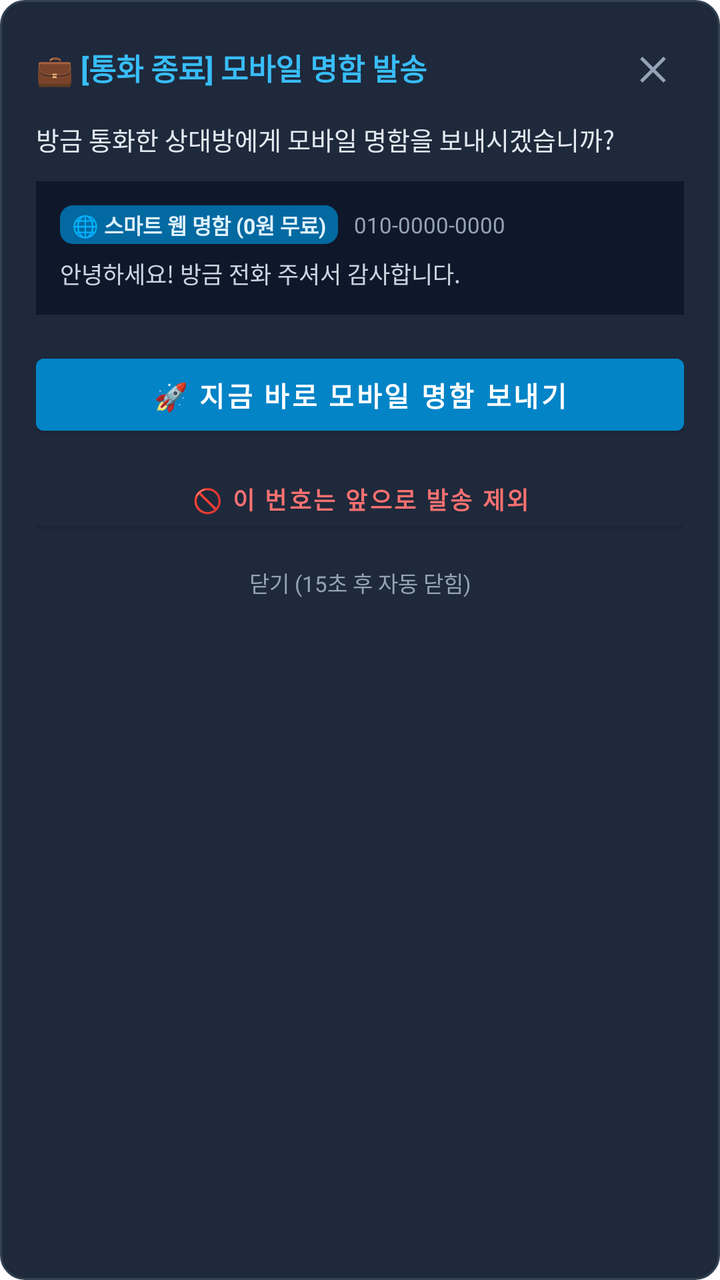
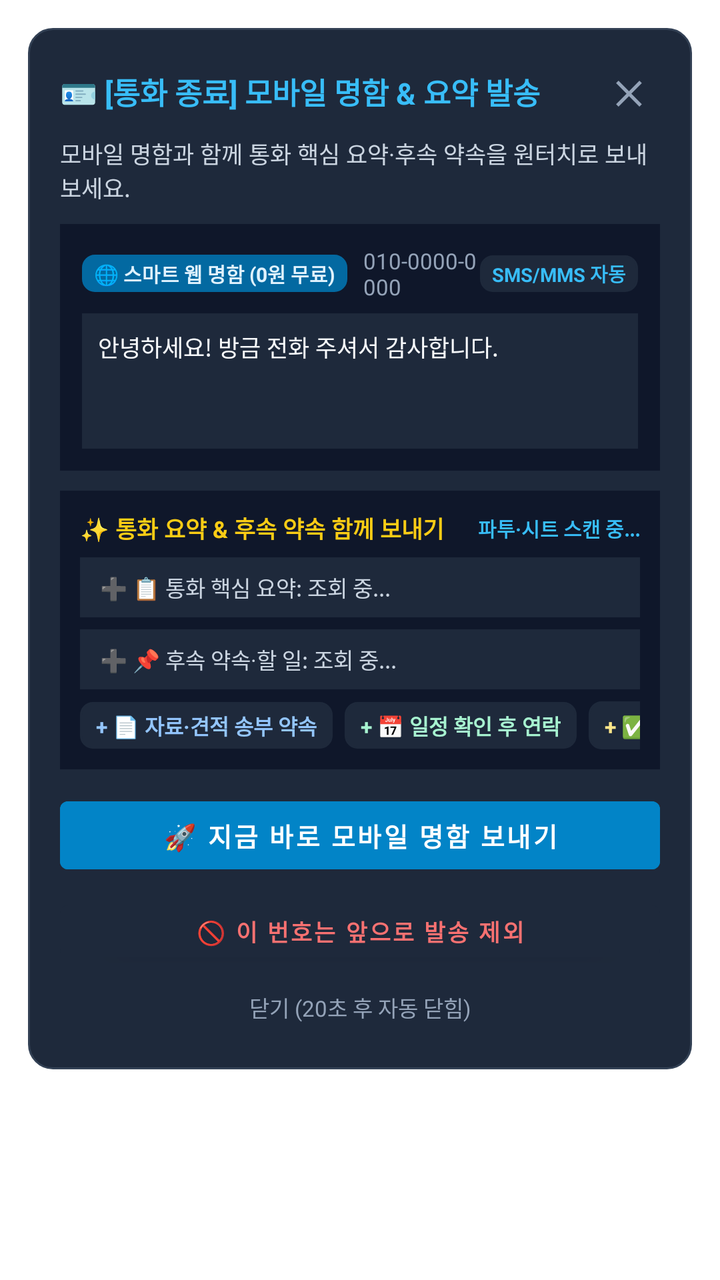

The first picture is an Android layout as it rendered before a commit; the second is the same layout after the commit. The layout source and the unified diff follow.
<!-- AndroidManifest.xml: application theme Theme.SheetBotDepositAgent -->
<!-- res/layout/dialog_call_ended_prompt.xml -->
<?xml version="1.0" encoding="utf-8"?>
<LinearLayout xmlns:android="http://schemas.android.com/apk/res/android"
    android:layout_width="match_parent"
    android:layout_height="wrap_content"
    android:orientation="vertical"
    android:background="@drawable/bg_card_scenario"
    android:padding="18dp"
    android:layout_gravity="center"
    android:layout_margin="20dp">

    
    <LinearLayout
        android:layout_width="match_parent"
        android:layout_height="wrap_content"
        android:orientation="horizontal"
        android:gravity="center_vertical"
        android:layout_marginBottom="10dp">

        <TextView
            android:id="@+id/tvDialogTitle"
            android:layout_width="0dp"
            android:layout_height="wrap_content"
            android:layout_weight="1"
            android:text="💼 [통화 종료] 모바일 명함 발송"
            android:textColor="#38BDF8"
            android:textSize="15sp"
            android:textStyle="bold" />

        <TextView
            android:id="@+id/btnDialogCloseTop"
            android:layout_width="32dp"
            android:layout_height="32dp"
            android:gravity="center"
            android:text="✕"
            android:textColor="#94A3B8"
            android:textSize="16sp"
            android:textStyle="bold"
            android:background="?android:attr/selectableItemBackgroundBorderless" />
    </LinearLayout>

    <TextView
        android:id="@+id/tvDialogSubtitle"
        android:layout_width="match_parent"
        android:layout_height="wrap_content"
        android:text="방금 통화한 상대방에게 모바일 명함을 보내시겠습니까?"
        android:textColor="#E2E8F0"
        android:textSize="12.5sp"
        android:layout_marginBottom="12dp" />

    
    <LinearLayout
        android:layout_width="match_parent"
        android:layout_height="wrap_content"
        android:orientation="vertical"
        android:background="#0F172A"
        android:padding="12dp"
        android:layout_marginBottom="16dp">

        <LinearLayout
            android:layout_width="match_parent"
            android:layout_height="wrap_content"
            android:orientation="horizontal"
            android:gravity="center_vertical"
            android:layout_marginBottom="6dp">

            <TextView
                android:id="@+id/tvSendModeBadge"
                android:layout_width="wrap_content"
                android:layout_height="wrap_content"
                android:background="@drawable/bg_badge_version"
                android:backgroundTint="#0369A1"
                android:paddingHorizontal="6dp"
                android:paddingVertical="2dp"
                android:text="🌐 스마트 웹 명함 (0원 무료)"
                android:textColor="#E0F2FE"
                android:textSize="10.5sp"
                android:textStyle="bold" />

            <TextView
                android:id="@+id/tvRecipientPhone"
                android:layout_width="wrap_content"
                android:layout_height="wrap_content"
                android:textColor="#94A3B8"
                android:textSize="11sp"
                android:layout_marginStart="8dp"
                android:text="010-0000-0000" />
        </LinearLayout>

        <TextView
            android:id="@+id/tvMessagePreview"
            android:layout_width="match_parent"
            android:layout_height="wrap_content"
            android:textColor="#CBD5E1"
            android:textSize="11.5sp"
            android:maxLines="4"
            android:ellipsize="end"
            android:text="안녕하세요! 방금 전화 주셔서 감사합니다." />

        <ImageView
            android:id="@+id/ivDialogImagePreview"
            android:layout_width="match_parent"
            android:layout_height="110dp"
            android:scaleType="fitCenter"
            android:background="#1E293B"
            android:visibility="gone"
            android:layout_marginTop="8dp" />
    </LinearLayout>

    
    <LinearLayout
        android:id="@+id/llCustomerTaskContainer"
        android:layout_width="match_parent"
        android:layout_height="wrap_content"
        android:orientation="vertical"
        android:background="#1E293B"
        android:padding="10dp"
        android:layout_marginBottom="12dp"
        android:visibility="gone">

        <LinearLayout
            android:layout_width="match_parent"
            android:layout_height="wrap_content"
            android:orientation="horizontal"
            android:gravity="center_vertical"
            android:layout_marginBottom="4dp">

            <TextView
                android:layout_width="0dp"
                android:layout_height="wrap_content"
                android:layout_weight="1"
                android:text="📌 이 고객과 진행 중인 할 일"
                android:textColor="#34D399"
                android:textSize="11sp"
                android:textStyle="bold" />

            <TextView
                android:id="@+id/btnMarkTaskDone"
                android:layout_width="wrap_content"
                android:layout_height="wrap_content"
                android:text="✓ 완료 처리"
                android:textColor="#10B981"
                android:textSize="10.5sp"
                android:textStyle="bold"
                android:background="?android:attr/selectableItemBackground"
                android:padding="4dp" />
        </LinearLayout>

        <TextView
            android:id="@+id/tvCallEndedTaskTitle"
            android:layout_width="match_parent"
            android:layout_height="wrap_content"
            android:textColor="#F1F5F9"
            android:textSize="11.5sp"
            android:text="진행 중인 할 일이 있습니다." />
    </LinearLayout>

    
    <Button
        android:id="@+id/btnSendBusinessCardNow"
        android:layout_width="match_parent"
        android:layout_height="48dp"
        android:backgroundTint="#0284C7"
        android:text="🚀 지금 바로 모바일 명함 보내기"
        android:textColor="#FFFFFF"
        android:textSize="13.5sp"
        android:textStyle="bold"
        android:layout_marginBottom="8dp" />

    
    <Button
        android:id="@+id/btnExcludeThisNumber"
        android:layout_width="match_parent"
        android:layout_height="40dp"
        android:backgroundTint="#1E293B"
        android:text="🚫 이 번호는 앞으로 발송 제외"
        android:textColor="#F87171"
        android:textSize="12sp"
        android:textStyle="bold"
        android:layout_marginBottom="6dp" />

    
    <TextView
        android:id="@+id/tvAutoCloseTimer"
        android:layout_width="match_parent"
        android:layout_height="32dp"
        android:gravity="center"
        android:text="닫기 (15초 후 자동 닫힘)"
        android:textColor="#94A3B8"
        android:textSize="11sp"
        android:background="?android:attr/selectableItemBackground" />

</LinearLayout>
<!-- resources referenced by this layout -->
<resources>
  <!-- drawable bg_badge_version (drawable) -->
  <?xml version="1.0" encoding="utf-8"?>
  <shape xmlns:android="http://schemas.android.com/apk/res/android"
      android:shape="rectangle">
      <corners android:radius="6dp" />
      <solid android:color="#064E3B" />
      <stroke android:width="1dp" android:color="#059669" />
  </shape>
  <!-- drawable bg_card_scenario (drawable) -->
  <?xml version="1.0" encoding="utf-8"?>
  <shape xmlns:android="http://schemas.android.com/apk/res/android"
      android:shape="rectangle">
      <corners android:radius="12dp" />
      <solid android:color="#1E293B" />
      <stroke android:width="1dp" android:color="#334155" />
  </shape>
  <style name="Theme.SheetBotDepositAgent" parent="Theme.MaterialComponents.DayNight.NoActionBar">
          <item name="colorPrimary">@color/purple_500</item>
          <item name="colorPrimaryVariant">@color/purple_700</item>
          <item name="colorOnPrimary">@color/white</item>
          <item name="colorSecondary">@color/teal_200</item>
          <item name="colorSecondaryVariant">@color/teal_700</item>
          <item name="colorOnSecondary">@color/black</item>
          <item name="android:statusBarColor">#0F172A</item>
      </style>
  <color name="purple_500">#4F46E5</color>
  <color name="purple_700">#4338CA</color>
  <color name="white">#FFFFFFFF</color>
  <color name="teal_200">#10B981</color>
  <color name="teal_700">#059669</color>
  <color name="black">#000000</color>
</resources>

<!-- the commit's change to res/layout/dialog_call_ended_prompt.xml (unified diff, before → after) -->
@@ -1,61 +1,19 @@
 <?xml version="1.0" encoding="utf-8"?>
-<LinearLayout xmlns:android="http://schemas.android.com/apk/res/android"
+<ScrollView xmlns:android="http://schemas.android.com/apk/res/android"
     android:layout_width="match_parent"
     android:layout_height="wrap_content"
-    android:orientation="vertical"
-    android:background="@drawable/bg_card_scenario"
-    android:padding="18dp"
     android:layout_gravity="center"
-    android:layout_margin="20dp">
-
-    
-    <LinearLayout
-        android:layout_width="match_parent"
-        android:layout_height="wrap_content"
-        android:orientation="horizontal"
-        android:gravity="center_vertical"
-        android:layout_marginBottom="10dp">
-
-        <TextView
-            android:id="@+id/tvDialogTitle"
-            android:layout_width="0dp"
-            android:layout_height="wrap_content"
-            android:layout_weight="1"
-            android:text="💼 [통화 종료] 모바일 명함 발송"
-            android:textColor="#38BDF8"
-            android:textSize="15sp"
-            android:textStyle="bold" />
-
-        <TextView
-            android:id="@+id/btnDialogCloseTop"
-            android:layout_width="32dp"
-            android:layout_height="32dp"
-            android:gravity="center"
-            android:text="✕"
-            android:textColor="#94A3B8"
-            android:textSize="16sp"
-            android:textStyle="bold"
-            android:background="?android:attr/selectableItemBackgroundBorderless" />
-    </LinearLayout>
-
-    <TextView
-        android:id="@+id/tvDialogSubtitle"
-        android:layout_width="match_parent"
-        android:layout_height="wrap_content"
-        android:text="방금 통화한 상대방에게 모바일 명함을 보내시겠습니까?"
-        android:textColor="#E2E8F0"
-        android:textSize="12.5sp"
-        android:layout_marginBottom="12dp" />
-
-    
+    android:scrollbars="none">
+
     <LinearLayout
         android:layout_width="match_parent"
         android:layout_height="wrap_content"
         android:orientation="vertical"
-        android:background="#0F172A"
-        android:padding="12dp"
-        android:layout_marginBottom="16dp">
-
+        android:background="@drawable/bg_card_scenario"
+        android:padding="16dp"
+        android:layout_margin="14dp">
+
+        
         <LinearLayout
             android:layout_width="match_parent"
             android:layout_height="wrap_content"
@@ -64,129 +22,320 @@
             android:layout_marginBottom="6dp">
 
             <TextView
-                android:id="@+id/tvSendModeBadge"
-                android:layout_width="wrap_content"
-                android:layout_height="wrap_content"
-                android:background="@drawable/bg_badge_version"
-                android:backgroundTint="#0369A1"
-                android:paddingHorizontal="6dp"
-                android:paddingVertical="2dp"
-                android:text="🌐 스마트 웹 명함 (0원 무료)"
-                android:textColor="#E0F2FE"
-                android:textSize="10.5sp"
+                android:id="@+id/tvDialogTitle"
+                android:layout_width="0dp"
+                android:layout_height="wrap_content"
+                android:layout_weight="1"
+                android:text="🪪 [통화 종료] 모바일 명함 &amp; 요약 발송"
+                android:textColor="#38BDF8"
+                android:textSize="15sp"
                 android:textStyle="bold" />
 
             <TextView
-                android:id="@+id/tvRecipientPhone"
-                android:layout_width="wrap_content"
-                android:layout_height="wrap_content"
+                android:id="@+id/btnDialogCloseTop"
+                android:layout_width="32dp"
+                android:layout_height="32dp"
+                android:gravity="center"
+                android:text="✕"
                 android:textColor="#94A3B8"
-                android:textSize="11sp"
-                android:layout_marginStart="8dp"
-                android:text="010-0000-0000" />
+                android:textSize="16sp"
+                android:textStyle="bold"
+                android:background="?android:attr/selectableItemBackgroundBorderless" />
         </LinearLayout>
 
         <TextView
-            android:id="@+id/tvMessagePreview"
-            android:layout_width="match_parent"
-            android:layout_height="wrap_content"
+            android:id="@+id/tvDialogSubtitle"
+            android:layout_width="match_parent"
+            android:layout_height="wrap_content"
+            android:text="모바일 명함과 함께 통화 핵심 요약·후속 약속을 원터치로 보내보세요."
             android:textColor="#CBD5E1"
             android:textSize="11.5sp"
-            android:maxLines="4"
-            android:ellipsize="end"
-            android:text="안녕하세요! 방금 전화 주셔서 감사합니다." />
-
-        <ImageView
-            android:id="@+id/ivDialogImagePreview"
-            android:layout_width="match_parent"
-            android:layout_height="110dp"
-            android:scaleType="fitCenter"
+            android:layout_marginBottom="10dp" />
+
+        
+        <LinearLayout
+            android:layout_width="match_parent"
+            android:layout_height="wrap_content"
+            android:orientation="vertical"
+            android:background="#0F172A"
+            android:padding="11dp"
+            android:layout_marginBottom="10dp">
+
+            <LinearLayout
+                android:layout_width="match_parent"
+                android:layout_height="wrap_content"
+                android:orientation="horizontal"
+                android:gravity="center_vertical"
+                android:layout_marginBottom="6dp">
+
+                <TextView
+                    android:id="@+id/tvSendModeBadge"
+                    android:layout_width="wrap_content"
+                    android:layout_height="wrap_content"
+                    android:background="@drawable/bg_badge_version"
+                    android:backgroundTint="#0369A1"
+                    android:paddingHorizontal="6dp"
+                    android:paddingVertical="2dp"
+                    android:text="🌐 스마트 웹 명함 (0원 무료)"
+                    android:textColor="#E0F2FE"
+                    android:textSize="10sp"
+                    android:textStyle="bold" />
+
+                <TextView
+                    android:id="@+id/tvRecipientPhone"
+                    android:layout_width="0dp"
+                    android:layout_height="wrap_content"
+                    android:layout_weight="1"
+                    android:textColor="#94A3B8"
+                    android:textSize="11sp"
+                    android:layout_marginStart="8dp"
+                    android:text="010-0000-0000" />
+
+                <TextView
+                    android:id="@+id/tvByteModeBadge"
+                    android:layout_width="wrap_content"
+                    android:layout_height="wrap_content"
+                    android:background="@drawable/bg_badge_version"
+                    android:backgroundTint="#1E293B"
+                    android:paddingHorizontal="6dp"
+                    android:paddingVertical="2dp"
+                    android:text="SMS/MMS 자동"
+                    android:textColor="#38BDF8"
+                    android:textSize="9.5sp"
+                    android:textStyle="bold" />
+            </LinearLayout>
+
+            <EditText
+                android:id="@+id/tvMessagePreview"
+                android:layout_width="match_parent"
+                android:layout_height="wrap_content"
+                android:minLines="3"
+                android:maxLines="8"
+                android:gravity="top|start"
+                android:background="#1E293B"
+                android:padding="8dp"
+                android:textColor="#F8FAFC"
+                android:textColorHint="#64748B"
+                android:textSize="11.5sp"
+                android:lineSpacingExtra="2dp"
+                android:inputType="textMultiLine"
+                android:scrollbars="vertical"
+                android:hint="발송할 명함 및 통화 요약/약속 문구를 자유롭게 수정할 수 있습니다."
+                android:text="안녕하세요! 방금 전화 주셔서 감사합니다." />
+
+            <ImageView
+                android:id="@+id/ivDialogImagePreview"
+                android:layout_width="match_parent"
+                android:layout_height="96dp"
+                android:scaleType="fitCenter"
+                android:background="#1E293B"
+                android:visibility="gone"
+                android:layout_marginTop="8dp" />
+        </LinearLayout>
+
+        
+        <LinearLayout
+            android:id="@+id/llSmartAttachContainer"
+            android:layout_width="match_parent"
+            android:layout_height="wrap_content"
+            android:orientation="vertical"
+            android:background="#0F172A"
+            android:padding="10dp"
+            android:layout_marginBottom="10dp">
+
+            <LinearLayout
+                android:layout_width="match_parent"
+                android:layout_height="wrap_content"
+                android:orientation="horizontal"
+                android:gravity="center_vertical"
+                android:layout_marginBottom="6dp">
+
+                <TextView
+                    android:layout_width="0dp"
+                    android:layout_height="wrap_content"
+                    android:layout_weight="1"
+                    android:text="✨ 통화 요약 &amp; 후속 약속 함께 보내기"
+                    android:textColor="#FACC15"
+                    android:textSize="11.5sp"
+                    android:textStyle="bold" />
+
+                <TextView
+                    android:id="@+id/tvCallSummarySyncStatus"
+                    android:layout_width="wrap_content"
+                    android:layout_height="wrap_content"
+                    android:text="파투·시트 스캔 중..."
+                    android:textColor="#38BDF8"
+                    android:textSize="10sp"
+                    android:textStyle="bold" />
+            </LinearLayout>
+
+            
+            <TextView
+                android:id="@+id/btnToggleAttachSummary"
+                android:layout_width="match_parent"
+                android:layout_height="wrap_content"
+                android:background="#1E293B"
+                android:paddingHorizontal="10dp"
+                android:paddingVertical="7dp"
+                android:text="➕ 📋 통화 핵심 요약: 조회 중..."
+                android:textColor="#CBD5E1"
+                android:textSize="11sp"
+                android:maxLines="2"
+                android:ellipsize="end"
+                android:layout_marginBottom="6dp" />
+
+            
+            <TextView
+                android:id="@+id/btnToggleAttachAction"
+                android:layout_width="match_parent"
+                android:layout_height="wrap_content"
+                android:background="#1E293B"
+                android:paddingHorizontal="10dp"
+                android:paddingVertical="7dp"
+                android:text="➕ 📌 후속 약속·할 일: 조회 중..."
+                android:textColor="#CBD5E1"
+                android:textSize="11sp"
+                android:maxLines="2"
+                android:ellipsize="end"
+                android:layout_marginBottom="6dp" />
+
+            
+            <HorizontalScrollView
+                android:layout_width="match_parent"
+                android:layout_height="wrap_content"
+                android:scrollbars="none">
+
+                <LinearLayout
+                    android:layout_width="wrap_content"
+                    android:layout_height="wrap_content"
+                    android:orientation="horizontal">
+
+                    <TextView
+                        android:id="@+id/chipPromiseQuote"
+                        android:layout_width="wrap_content"
+                        android:layout_height="wrap_content"
+                        android:background="@drawable/bg_badge_version"
+                        android:backgroundTint="#1E293B"
+                        android:paddingHorizontal="8dp"
+                        android:paddingVertical="4dp"
+                        android:text="+ 📄 자료·견적 송부 약속"
+                        android:textColor="#93C5FD"
+                        android:textSize="10.5sp"
+                        android:textStyle="bold"
+                        android:layout_marginEnd="6dp" />
+
+                    <TextView
+                        android:id="@+id/chipPromiseSchedule"
+                        android:layout_width="wrap_content"
+                        android:layout_height="wrap_content"
+                        android:background="@drawable/bg_badge_version"
+                        android:backgroundTint="#1E293B"
+                        android:paddingHorizontal="8dp"
+                        android:paddingVertical="4dp"
+                        android:text="+ 📅 일정 확인 후 연락"
+                        android:textColor="#A7F3D0"
+                        android:textSize="10.5sp"
+                        android:textStyle="bold"
+                        android:layout_marginEnd="6dp" />
+
+                    <TextView
+                        android:id="@+id/chipPromiseReview"
+                        android:layout_width="wrap_content"
+                        android:layout_height="wrap_content"
+                        android:background="@drawable/bg_badge_version"
+                        android:backgroundTint="#1E293B"
+                        android:paddingHorizontal="8dp"
+                        android:paddingVertical="4dp"
+                        android:text="+ ✅ 검토 후 빠른 회신"
+                        android:textColor="#FDE68A"
+                        android:textSize="10.5sp"
+                        android:textStyle="bold" />
+                </LinearLayout>
+            </HorizontalScrollView>
+        </LinearLayout>
+
+        
+        <LinearLayout
+            android:id="@+id/llCustomerTaskContainer"
+            android:layout_width="match_parent"
+            android:layout_height="wrap_content"
+            android:orientation="vertical"
             android:background="#1E293B"
-            android:visibility="gone"
-            android:layout_marginTop="8dp" />
+            android:padding="10dp"
+            android:layout_marginBottom="10dp"
+            android:visibility="gone">
+
+            <LinearLayout
+                android:layout_width="match_parent"
+                android:layout_height="wrap_content"
+                android:orientation="horizontal"
+                android:gravity="center_vertical"
+                android:layout_marginBottom="4dp">
+
+                <TextView
+                    android:layout_width="0dp"
+                    android:layout_height="wrap_content"
+                    android:layout_weight="1"
+                    android:text="📌 이 고객과 진행 중인 할 일"
+                    android:textColor="#34D399"
+                    android:textSize="11sp"
+                    android:textStyle="bold" />
+
+                <TextView
+                    android:id="@+id/btnMarkTaskDone"
+                    android:layout_width="wrap_content"
+                    android:layout_height="wrap_content"
+                    android:text="✓ 완료 처리"
+                    android:textColor="#10B981"
+                    android:textSize="10.5sp"
+                    android:textStyle="bold"
+                    android:background="?android:attr/selectableItemBackground"
+                    android:padding="4dp" />
+            </LinearLayout>
+
+            <TextView
+                android:id="@+id/tvCallEndedTaskTitle"
+                android:layout_width="match_parent"
+                android:layout_height="wrap_content"
+                android:textColor="#F1F5F9"
+                android:textSize="11.5sp"
+                android:text="진행 중인 할 일이 있습니다." />
+        </LinearLayout>
+
+        
+        <Button
+            android:id="@+id/btnSendBusinessCardNow"
+            android:layout_width="match_parent"
+            android:layout_height="46dp"
+            android:backgroundTint="#0284C7"
+            android:text="🚀 지금 바로 모바일 명함 보내기"
+            android:textColor="#FFFFFF"
+            android:textSize="13sp"
+            android:textStyle="bold"
+            android:layout_marginBottom="6dp" />
+
+        
+        <Button
+            android:id="@+id/btnExcludeThisNumber"
+            android:layout_width="match_parent"
+            android:layout_height="38dp"
+            android:backgroundTint="#1E293B"
+            android:text="🚫 이 번호는 앞으로 발송 제외"
+            android:textColor="#F87171"
+            android:textSize="11.5sp"
+            android:textStyle="bold"
+            android:layout_marginBottom="4dp" />
+
+        
+        <TextView
+            android:id="@+id/tvAutoCloseTimer"
+            android:layout_width="match_parent"
+            android:layout_height="30dp"
+            android:gravity="center"
+            android:text="닫기 (20초 후 자동 닫힘)"
+            android:textColor="#94A3B8"
+            android:textSize="11sp"
+            android:background="?android:attr/selectableItemBackground" />
+
     </LinearLayout>
-
-    
-    <LinearLayout
-        android:id="@+id/llCustomerTaskContainer"
-        android:layout_width="match_parent"
-        android:layout_height="wrap_content"
-        android:orientation="vertical"
-        android:background="#1E293B"
-        android:padding="10dp"
-        android:layout_marginBottom="12dp"
-        android:visibility="gone">
-
-        <LinearLayout
-            android:layout_width="match_parent"
-            android:layout_height="wrap_content"
-            android:orientation="horizontal"
-            android:gravity="center_vertical"
-            android:layout_marginBottom="4dp">
-
-            <TextView
-                android:layout_width="0dp"
-                android:layout_height="wrap_content"
-                android:layout_weight="1"
-                android:text="📌 이 고객과 진행 중인 할 일"
-                android:textColor="#34D399"
-                android:textSize="11sp"
-                android:textStyle="bold" />
-
-            <TextView
-                android:id="@+id/btnMarkTaskDone"
-                android:layout_width="wrap_content"
-                android:layout_height="wrap_content"
-                android:text="✓ 완료 처리"
-                android:textColor="#10B981"
-                android:textSize="10.5sp"
-                android:textStyle="bold"
-                android:background="?android:attr/selectableItemBackground"
-                android:padding="4dp" />
-        </LinearLayout>
-
-        <TextView
-            android:id="@+id/tvCallEndedTaskTitle"
-            android:layout_width="match_parent"
-            android:layout_height="wrap_content"
-            android:textColor="#F1F5F9"
-            android:textSize="11.5sp"
-            android:text="진행 중인 할 일이 있습니다." />
-    </LinearLayout>
-
-    
-    <Button
-        android:id="@+id/btnSendBusinessCardNow"
-        android:layout_width="match_parent"
-        android:layout_height="48dp"
-        android:backgroundTint="#0284C7"
-        android:text="🚀 지금 바로 모바일 명함 보내기"
-        android:textColor="#FFFFFF"
-        android:textSize="13.5sp"
-        android:textStyle="bold"
-        android:layout_marginBottom="8dp" />
-
-    
-    <Button
-        android:id="@+id/btnExcludeThisNumber"
-        android:layout_width="match_parent"
-        android:layout_height="40dp"
-        android:backgroundTint="#1E293B"
-        android:text="🚫 이 번호는 앞으로 발송 제외"
-        android:textColor="#F87171"
-        android:textSize="12sp"
-        android:textStyle="bold"
-        android:layout_marginBottom="6dp" />
-
-    
-    <TextView
-        android:id="@+id/tvAutoCloseTimer"
-        android:layout_width="match_parent"
-        android:layout_height="32dp"
-        android:gravity="center"
-        android:text="닫기 (15초 후 자동 닫힘)"
-        android:textColor="#94A3B8"
-        android:textSize="11sp"
-        android:background="?android:attr/selectableItemBackground" />
-
-</LinearLayout>
+</ScrollView>
